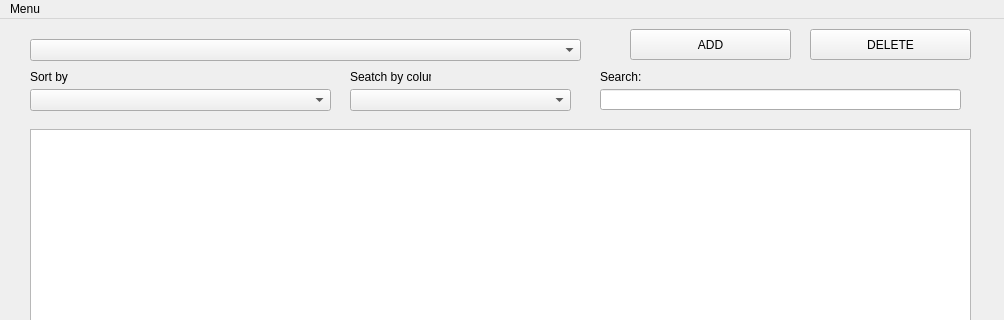
This is views/admin_window.ui in PROZ-293472/Oceanarium as Qt 5 draws it before an edit; both pictures show x 0 to 1004 and y 0 to 320 of the 1004 by 696 pixel window. The edited form follows.
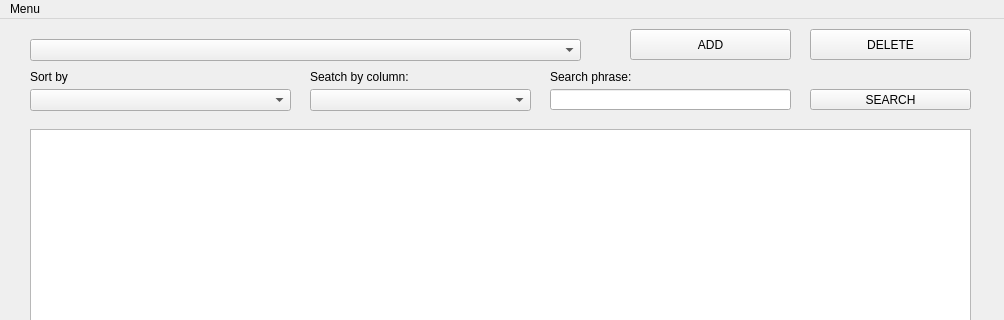
This is the edited form.

What changed in the file:
```diff
--- a/views/admin_window.ui
+++ b/views/admin_window.ui
@@ -53,9 +53,9 @@
    <widget class="QLineEdit" name="lineEdit_searchQuery">
     <property name="geometry">
      <rect>
-      <x>600</x>
+      <x>550</x>
       <y>70</y>
-      <width>361</width>
+      <width>241</width>
       <height>21</height>
      </rect>
     </property>
@@ -65,7 +65,7 @@
      <rect>
       <x>30</x>
       <y>70</y>
-      <width>301</width>
+      <width>261</width>
       <height>22</height>
      </rect>
     </property>
@@ -99,9 +99,9 @@
    <widget class="QLabel" name="label_sort2">
     <property name="geometry">
      <rect>
-      <x>350</x>
+      <x>310</x>
       <y>50</y>
-      <width>81</width>
+      <width>221</width>
       <height>16</height>
      </rect>
     </property>
@@ -112,7 +112,7 @@
    <widget class="QComboBox" name="comboBox_searchColumn">
     <property name="geometry">
      <rect>
-      <x>350</x>
+      <x>310</x>
       <y>70</y>
       <width>221</width>
       <height>22</height>
@@ -174,14 +174,27 @@
    <widget class="QLabel" name="label_sort2_2">
     <property name="geometry">
      <rect>
-      <x>600</x>
+      <x>550</x>
       <y>50</y>
-      <width>81</width>
+      <width>241</width>
       <height>16</height>
      </rect>
     </property>
     <property name="text">
-     <string>Search:</string>
+     <string>Search phrase:</string>
+    </property>
+   </widget>
+   <widget class="QPushButton" name="pushButton_search">
+    <property name="geometry">
+     <rect>
+      <x>810</x>
+      <y>70</y>
+      <width>161</width>
+      <height>21</height>
+     </rect>
+    </property>
+    <property name="text">
+     <string>SEARCH</string>
     </property>
    </widget>
   </widget>
```
